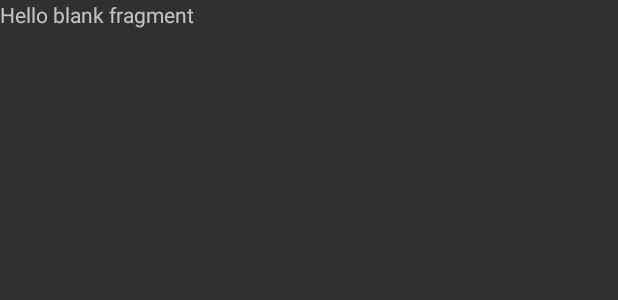
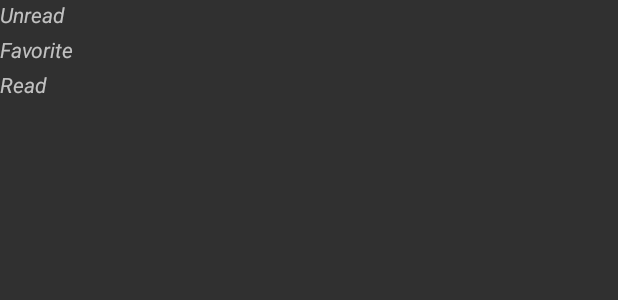
Before and after one commit to PranayKarani/KC_v2, an Android app: the layout f_notice.xml on its own in the app's theme, with its tools: preview values and no code run, on a phone screen of 412 x 824 dp. Shown: the top 300 px of the screen. Run offline under Robolectric (Android 15) with nearby library versions, the phone set to English and light mode, and no system bars; network calls fail.

Commit message:
- added noticeviewer activity (currently does nothing) - home notice click redirects to FNoticeboard - added FNoticeboard layout (unread, read, fav) [working good] - added new layout files: like x_notice_header, x_notice_unread

```diff
--- a/app/src/main/java/com/kc/activities/AHome.java
+++ b/app/src/main/java/com/kc/activities/AHome.java
@@ -29,7 +29,7 @@ import com.kc.database.DBHelper;
 import com.kc.database.DBHelper.dbType;
 import com.kc.database.TTimetable;
 import com.kc.fragments.FHome;
-import com.kc.fragments.FNotice;
+import com.kc.fragments.FNoticeboard;
 import com.kc.utilites.RemoteDatabaseConnecter;
 import com.kc.utilites.ShrPref;
 import org.json.JSONObject;
@@ -286,7 +286,7 @@ public class AHome extends MyActivity {
                     break;
                 case 1:
                     // noticeboard
-                    f = new FNotice();
+                    f = new FNoticeboard();
                     break;
                 case 2:
                     // time table
--- a/app/src/main/res/layout/f_notice.xml
+++ b/app/src/main/res/layout/f_notice.xml
@@ -1,13 +1,61 @@
-<FrameLayout xmlns:android="http://schemas.android.com/apk/res/android"
-             xmlns:tools="http://schemas.android.com/tools"
-             android:layout_width="match_parent"
-             android:layout_height="match_parent"
-             tools:context="com.kc.fragments.FNotice">
+<LinearLayout xmlns:android="http://schemas.android.com/apk/res/android"
+              xmlns:tools="http://schemas.android.com/tools"
+              android:layout_width="match_parent"
+              android:layout_height="match_parent"
+              android:orientation="vertical"
+              tools:context="com.kc.fragments.FNoticeboard">
 
-    <!-- TODO: Update blank fragment layout -->
-    <TextView
-            android:layout_width="match_parent"
-            android:layout_height="match_parent"
-            android:text="@string/hello_blank_fragment"/>
+    <ScrollView android:id="@+id/fnotice_scrollview_list"
+                android:layout_width="match_parent"
+                android:layout_height="wrap_content">
 
-</FrameLayout>
+        <LinearLayout android:id="@+id/fnotice_holder"
+                      android:layout_height="match_parent"
+                      android:layout_width="match_parent"
+                      android:orientation="vertical">
+
+            <LinearLayout android:id="@+id/unread_bucket"
+                          android:orientation="vertical"
+                          android:layout_width="match_parent"
+                          android:layout_height="match_parent"
+                          android:layout_marginBottom="4dp">
+                <TextView
+                        android:layout_width="wrap_content"
+                        android:layout_height="wrap_content"
+                        android:textAppearance="?android:attr/textAppearanceSmall"
+                        android:textStyle="italic"
+                        android:text="Unread"/>
+            </LinearLayout>
+
+            <LinearLayout android:id="@+id/fav_bucket"
+                          android:orientation="vertical"
+                          android:layout_width="match_parent"
+                          android:layout_height="match_parent"
+                          android:layout_marginBottom="4dp">
+                <TextView
+                        android:layout_width="wrap_content"
+                        android:layout_height="wrap_content"
+                        android:textAppearance="?android:attr/textAppearanceSmall"
+                        android:textStyle="italic"
+                        android:text="Favorite"/>
+            </LinearLayout>
+
+            <LinearLayout android:id="@+id/read_bucket"
+                          android:orientation="vertical"
+                          android:layout_width="match_parent"
+                          android:layout_height="match_parent"
+                          android:layout_marginBottom="4dp">
+                <TextView
+                        android:layout_width="wrap_content"
+                        android:layout_height="wrap_content"
+                        android:textAppearance="?android:attr/textAppearanceSmall"
+                        android:textStyle="italic"
+                        android:text="Read"/>
+            </LinearLayout>
+
+        </LinearLayout>
+
+    </ScrollView>
+
+
+</LinearLayout>
--- a/app/src/main/res/values/color.xml
+++ b/app/src/main/res/values/color.xml
@@ -5,4 +5,7 @@
     <color name="sub_3">#ff9fa8da</color>
     <color name="sub_4">#ffffcc80</color>
     <color name="sub_5">#ffce93d8</color>
+    <color name="fav_notice">#c5f1ca</color>
+    <color name="read_notice">#d5d5d5</color>
+
 </resources>
--- a/app/src/main/res/values/strings.xml
+++ b/app/src/main/res/values/strings.xml
@@ -16,5 +16,6 @@
 
     <!-- TODO: Remove or change this placeholder text -->
     <string name="hello_blank_fragment">Hello blank fragment</string>
+    <string name="title_activity_anotice_viewer">Notice</string>
 
 </resources>
```
Also changed, not shown: app/src/main/AndroidManifest.xml (+22 -16 lines), app/src/main/java/com/kc/activities/ANoticeViewer.java (added, +38 -0 lines), app/src/main/java/com/kc/fragments/FHome.java (+62 -9 lines), app/src/main/java/com/kc/fragments/FNotice.java (deleted, +0 -30 lines), app/src/main/java/com/kc/fragments/FNoticeboard.java (added, +227 -0 lines), app/src/main/res/layout/a_noticeviewer.xml (added, +16 -0 lines), app/src/main/res/layout/x_lec_data.xml (added, +36 -0 lines), app/src/main/res/layout/x_notice_header.xml (added, +19 -0 lines), app/src/main/res/layout/x_notice_unread.xml (added, +33 -0 lines), app/src/main/res/layout/x_schedule_data.xml (deleted, +0 -42 lines), app/src/main/res/menu/m_noticeviewer.xml (added, +9 -0 lines).
